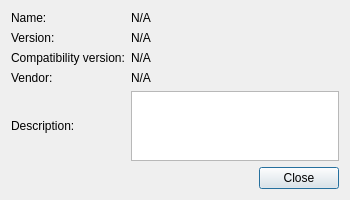
Above: src/libs/extensionsystem/fullpluginview.ui from ABBAPOH/andromeda before the change. Below: the same form after it.
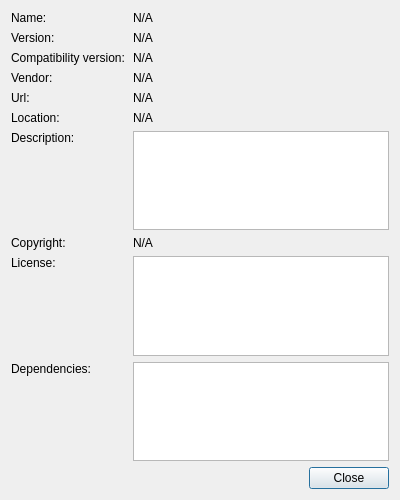
That is the form after the change.

```diff
--- a/src/libs/extensionsystem/fullpluginview.ui
+++ b/src/libs/extensionsystem/fullpluginview.ui
@@ -6,22 +6,22 @@
    <rect>
     <x>0</x>
     <y>0</y>
-    <width>350</width>
-    <height>200</height>
+    <width>400</width>
+    <height>500</height>
    </rect>
   </property>
   <property name="windowTitle">
    <string>Dialog</string>
   </property>
-  <layout class="QGridLayout" name="gridLayout">
+  <layout class="QGridLayout" name="gridLayout" columnstretch="0,0,0" columnminimumwidth="0,0,0">
    <item row="0" column="0">
-    <widget class="QLabel" name="label">
+    <widget class="QLabel" name="label_1">
      <property name="text">
       <string>Name:</string>
      </property>
     </widget>
    </item>
-   <item row="0" column="1">
+   <item row="0" column="1" colspan="2">
     <widget class="QLabel" name="label_Name">
      <property name="text">
       <string>N/A</string>
@@ -35,7 +35,7 @@
      </property>
     </widget>
    </item>
-   <item row="1" column="1">
+   <item row="1" column="1" colspan="2">
     <widget class="QLabel" name="label_Version">
      <property name="text">
       <string>N/A</string>
@@ -49,7 +49,7 @@
      </property>
     </widget>
    </item>
-   <item row="2" column="1">
+   <item row="2" column="1" colspan="2">
     <widget class="QLabel" name="label_CompatibilityVersion">
      <property name="text">
       <string>N/A</string>
@@ -63,7 +63,7 @@
      </property>
     </widget>
    </item>
-   <item row="3" column="1">
+   <item row="3" column="1" colspan="2">
     <widget class="QLabel" name="label_Vendor">
      <property name="text">
       <string>N/A</string>
@@ -71,16 +71,100 @@
     </widget>
    </item>
    <item row="4" column="0">
+    <widget class="QLabel" name="label_6">
+     <property name="text">
+      <string>Url:</string>
+     </property>
+    </widget>
+   </item>
+   <item row="4" column="1" colspan="2">
+    <widget class="QLabel" name="label_Url">
+     <property name="text">
+      <string>N/A</string>
+     </property>
+    </widget>
+   </item>
+   <item row="5" column="0">
+    <widget class="QLabel" name="label_7">
+     <property name="text">
+      <string>Location:</string>
+     </property>
+    </widget>
+   </item>
+   <item row="5" column="1" colspan="2">
+    <widget class="QLabel" name="label_Location">
+     <property name="sizePolicy">
+      <sizepolicy hsizetype="MinimumExpanding" vsizetype="Preferred">
+       <horstretch>0</horstretch>
+       <verstretch>0</verstretch>
+      </sizepolicy>
+     </property>
+     <property name="text">
+      <string>N/A</string>
+     </property>
+    </widget>
+   </item>
+   <item row="6" column="0">
     <widget class="QLabel" name="label_5">
      <property name="text">
       <string>Description:</string>
      </property>
     </widget>
    </item>
-   <item row="4" column="1" colspan="2">
-    <widget class="QTextBrowser" name="textBrowser"/>
+   <item row="6" column="1" rowspan="2" colspan="2">
+    <widget class="QTextBrowser" name="textBrowser_Description"/>
    </item>
-   <item row="5" column="2">
+   <item row="7" column="0">
+    <spacer name="verticalSpacer_1">
+     <property name="orientation">
+      <enum>Qt::Vertical</enum>
+     </property>
+     <property name="sizeHint" stdset="0">
+      <size>
+       <width>20</width>
+       <height>40</height>
+      </size>
+     </property>
+    </spacer>
+   </item>
+   <item row="8" column="0">
+    <widget class="QLabel" name="label_8">
+     <property name="text">
+      <string>Copyright:</string>
+     </property>
+    </widget>
+   </item>
+   <item row="8" column="1">
+    <widget class="QLabel" name="label_Copyright">
+     <property name="text">
+      <string>N/A</string>
+     </property>
+    </widget>
+   </item>
+   <item row="9" column="0">
+    <widget class="QLabel" name="label">
+     <property name="text">
+      <string>License:</string>
+     </property>
+    </widget>
+   </item>
+   <item row="9" column="1" rowspan="2" colspan="2">
+    <widget class="QTextBrowser" name="textBrowser_License"/>
+   </item>
+   <item row="10" column="0">
+    <spacer name="verticalSpacer_2">
+     <property name="orientation">
+      <enum>Qt::Vertical</enum>
+     </property>
+     <property name="sizeHint" stdset="0">
+      <size>
+       <width>20</width>
+       <height>40</height>
+      </size>
+     </property>
+    </spacer>
+   </item>
+   <item row="13" column="1" colspan="2">
     <widget class="QDialogButtonBox" name="buttonBox">
      <property name="orientation">
       <enum>Qt::Horizontal</enum>
@@ -90,6 +174,29 @@
      </property>
     </widget>
    </item>
+   <item row="11" column="1" rowspan="2" colspan="2">
+    <widget class="QTextBrowser" name="textBrowser_Dependencies"/>
+   </item>
+   <item row="11" column="0">
+    <widget class="QLabel" name="label_9">
+     <property name="text">
+      <string>Dependencies:</string>
+     </property>
+    </widget>
+   </item>
+   <item row="12" column="0">
+    <spacer name="verticalSpacer_3">
+     <property name="orientation">
+      <enum>Qt::Vertical</enum>
+     </property>
+     <property name="sizeHint" stdset="0">
+      <size>
+       <width>20</width>
+       <height>40</height>
+      </size>
+     </property>
+    </spacer>
+   </item>
   </layout>
  </widget>
  <resources/>
```
